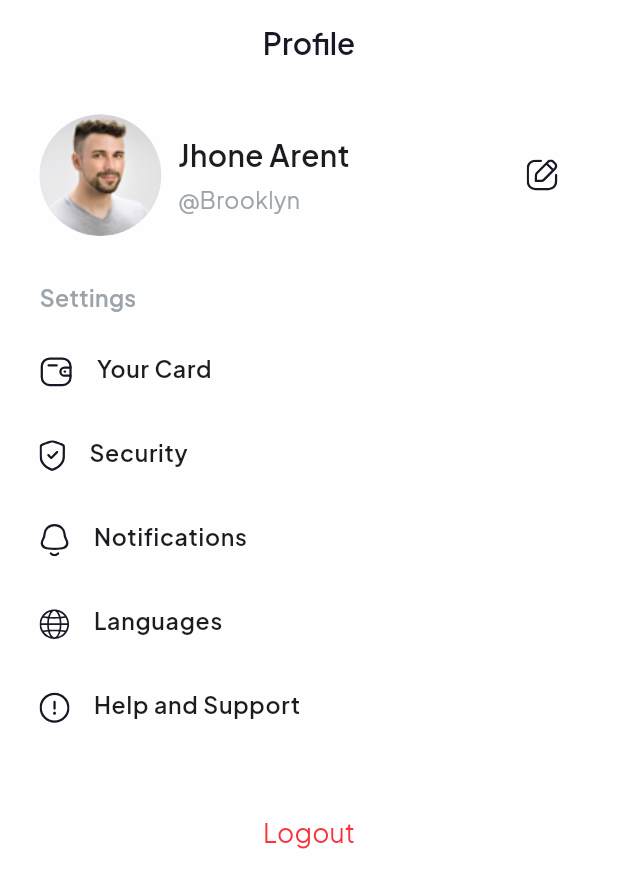
After one commit to YacineHekkas/ShopEase_online_shop_app, a Flutter app: the ProfileView screen opened directly, on a phone screen of 412 x 824 dp. The commit adds this screen. Shown: the top 888 px of the screen. Run offline on Flutter 3.47's test engine with Material 3 defaults, Android fonts, the phone set to English and light mode, and no system bars; our stand-ins replace animate_do, dots_indicator, flutter_otp_text_field, flutter_screenutil, flutter_secure_storage, flutter_svg and 4 more; accounts and stored records are empty.

Commit message:
profile + component UI

```diff
--- /dev/null
+++ b/lib/models/user_model.dart
@@ -0,0 +1,24 @@
+import 'package:shopease_ecom_app/data/const/constants.dart';
+
+class UserModel {
+  String id;
+  String name;
+  String email;
+  String profilePic;
+  String location;
+  UserModel({
+    required this.id,
+    required this.name,
+    required this.email,
+    required this.profilePic,
+    required this.location
+  });
+}
+
+UserModel dummyUser = UserModel(
+  id: '1',
+  name: 'Jhone Arent',
+  email: '',
+  profilePic: AppAssets.kProfilePic,
+  location: 'Brooklyn',
+);
--- a/lib/view/screens/landingPage/landing_page.dart
+++ b/lib/view/screens/landingPage/landing_page.dart
@@ -2,6 +2,7 @@ import 'package:flutter/material.dart';
 import 'package:flutter_svg/flutter_svg.dart';
 import 'package:shopease_ecom_app/data/const/constants.dart';
 
+import '../profil/profile_view.dart';
 import 'components/centered_icon.dart';
 
 
@@ -19,7 +20,7 @@ class _LandingPageState extends State<LandingPage> {
     const Placeholder(),
     const Placeholder(),
     const Placeholder(),
-    const Placeholder(),
+    const ProfileView(),
   ];
   @override
   Widget build(BuildContext context) {
--- /dev/null
+++ b/lib/view/screens/profil/components/fade_animation.dart
@@ -0,0 +1,38 @@
+import 'package:flutter/material.dart';
+import 'package:simple_animations/simple_animations.dart';
+
+class FadeAnimation extends StatelessWidget {
+  final double delay;
+  final Widget child;
+
+  const FadeAnimation({required this.delay, required this.child, super.key});
+
+  @override
+  Widget build(BuildContext context) {
+    final tween = MovieTween()
+      ..tween(
+        'opacity',
+        Tween(begin: 0.0, end: 1.0),
+        duration: const Duration(milliseconds: 500),
+      )
+      ..tween(
+        'translateX',
+        Tween(begin: -30.0, end: 0.0),
+        duration: const Duration(milliseconds: 500),
+        curve: Curves.easeOut,
+      );
+    return PlayAnimationBuilder(
+      delay: Duration(milliseconds: (delay * 500).round()),
+      duration: tween.duration,
+      tween: tween,
+      child: child,
+      builder: (context, animation, child) => Opacity(
+        opacity: animation.get('opacity'),
+        child: Transform.translate(
+          offset: Offset(0, animation.get('translateX')),
+          child: child,
+        ),
+      ),
+    );
+  }
+}
--- /dev/null
+++ b/lib/view/screens/profil/components/profile_header_card.dart
@@ -0,0 +1,47 @@
+import 'package:flutter/material.dart';
+import 'package:flutter_screenutil/flutter_screenutil.dart';
+import 'package:flutter_svg/svg.dart';
+import 'package:get/get.dart';
+import 'package:shopease_ecom_app/data/const/constants.dart';
+import 'package:shopease_ecom_app/models/user_model.dart';
+
+
+class ProfileHeaderCard extends StatelessWidget {
+  final UserModel user;
+  const ProfileHeaderCard({required this.user, super.key});
+
+  @override
+  Widget build(BuildContext context) {
+    return Row(
+      children: [
+        CircleAvatar(
+          radius: 40.r,
+          backgroundImage: AssetImage(user.profilePic),
+        ),
+        SizedBox(
+          width: AppSpacing.tenHorizontal,
+        ),
+        Column(
+          crossAxisAlignment: CrossAxisAlignment.start,
+          children: [
+          Text(user.name, style: AppTypography.kSemiBold18),
+          SizedBox(height: AppSpacing.fiveVertical),
+          Text(
+            '@${user.location}',
+            style: AppTypography.kMedium14.copyWith(
+              color: AppColors.kGrey60,
+            ),
+          ),
+        ],),
+        const Spacer(),
+        IconButton(
+          icon: SvgPicture.asset(AppAssets.kEdit),
+          onPressed: () {
+            //TODO :: add edite profile
+            //Get.to<Widget>(()=>const EditProfile());
+          },
+        ),
+      ],
+    );
+  }
+}
--- /dev/null
+++ b/lib/view/screens/profil/components/setting_tile.dart
@@ -0,0 +1,30 @@
+import 'package:flutter/material.dart';
+import 'package:flutter_screenutil/flutter_screenutil.dart';
+import 'package:flutter_svg/flutter_svg.dart';
+import 'package:shopease_ecom_app/data/const/constants.dart';
+
+class SettingTile extends StatelessWidget {
+  final VoidCallback onTap;
+  final String title;
+  final String icon;
+  const SettingTile({
+    required this.icon,
+    required this.onTap,
+    required this.title,
+    super.key,
+  });
+
+  @override
+  Widget build(BuildContext context) {
+    return ListTile(
+      onTap: onTap,
+      contentPadding: EdgeInsets.zero,
+      leading: SvgPicture.asset(icon),
+      minLeadingWidth: 10.w,
+      title: Padding(
+        padding: EdgeInsets.only(bottom: 5.h),
+        child: Text(title, style: AppTypography.kSemiBold14),
+      ),
+    );
+  }
+}
--- /dev/null
+++ b/lib/view/screens/profil/profile_view.dart
@@ -0,0 +1,118 @@
+import 'package:flutter/material.dart';
+import 'package:flutter_screenutil/flutter_screenutil.dart';
+import 'package:get/get.dart';
+import 'package:shopease_ecom_app/view/screens/auth/signin_view.dart';
+import 'package:shopease_ecom_app/view/screens/profil/components/fade_animation.dart';
+import 'package:shopease_ecom_app/view/screens/profil/components/setting_tile.dart';
+import 'package:shopease_ecom_app/view/screens/widgets/buttons/custom_text_button.dart';
+
+import '../../../data/const/constants.dart';
+import '../../../models/user_model.dart';
+import '../widgets/dialogs/logout_dialog.dart';
+import 'components/profile_header_card.dart';
+
+
+class ProfileView extends StatelessWidget {
+  const ProfileView({super.key});
+
+  @override
+  Widget build(BuildContext context) {
+    return Scaffold(
+      appBar: AppBar(
+        automaticallyImplyLeading: false,
+        centerTitle: true,
+        title: Text(
+          'Profile',
+          style: AppTypography.kSemiBold18.copyWith(color: AppColors.kGrey100),
+        ),
+      ),
+      body: ListView(
+        padding: EdgeInsets.symmetric(horizontal: 24.w, vertical: 20.h),
+        children: [
+          FadeAnimation(
+            delay: 1,
+            child: ProfileHeaderCard(
+              user: dummyUser,
+            ),
+          ),
+          SizedBox(height: AppSpacing.thirtyVertical),
+          FadeAnimation(
+            delay: 1,
+            child: Text(
+              'Settings',
+              style: AppTypography.kSemiBold14.copyWith(color: AppColors.kGrey60),
+            ),
+          ),
+          SizedBox(height: AppSpacing.tenVertical),
+          FadeAnimation(
+            delay: 1,
+            child: SettingTile(
+              onTap: () {
+                // Get.to<Widget>(() => const YourCard());
+              },
+              icon: AppAssets.kWallet,
+              title: 'Your Card',
+            ),
+          ),
+          FadeAnimation(
+            delay: 1,
+            child: SettingTile(
+              onTap: () {
+                // Get.to<Widget>(() => const SecurityView());
+              },
+              icon: AppAssets.kSecurity,
+              title: 'Security',
+            ),
+          ),
+          FadeAnimation(
+            delay: 1,
+            child: SettingTile(
+              onTap: () {
+                 // Get.to<Widget>(() => const NotificationSettingsView());
+              },
+              icon: AppAssets.kNotification,
+              title: 'Notifications',
+            ),
+          ),
+          FadeAnimation(
+            delay: 1,
+            child: SettingTile(
+              onTap: () {
+                   // Get.to<Widget>(() => const LanguagesView());
+              },
+              icon: AppAssets.kWorld,
+              title: 'Languages',
+            ),
+          ),
+          FadeAnimation(
+            delay: 1,
+            child: SettingTile(
+              onTap: () {
+                // Get.to<Widget>(()=>const HelpSupportView());
+              },
+              icon: AppAssets.kInfo,
+              title: 'Help and Support',
+            ),
+          ),
+          SizedBox(height: AppSpacing.thirtyVertical),
+          FadeAnimation(
+            delay: 1,
+            child: Center(
+              child: CustomTextButton(
+                onPressed: () {
+                  Get.dialog<void>(LogoutDialog(
+                    logoutCallback: () {
+                      Get.offAll<Widget>(() => const SignInView());
+                    },
+                  ));
+                },
+                text: 'Logout',
+                fontSize: 16.sp,
+              ),
+            ),
+          ),
+        ],
+      ),
+    );
+  }
+}
```
Also changed, not shown: lib/view/screens/profil/components/custom_debit_card.dart (added, +106 -0 lines), lib/view/screens/profil/components/help_support_tile.dart (added, +48 -0 lines), lib/view/screens/profil/components/language_tile.dart (added, +33 -0 lines), lib/view/screens/profil/components/switch_tile.dart (added, +47 -0 lines), assets/icons/discovery-filled.svg, assets/icons/heart-filled.svg, assets/icons/home-filled.svg, assets/icons/user-filled.svg.
